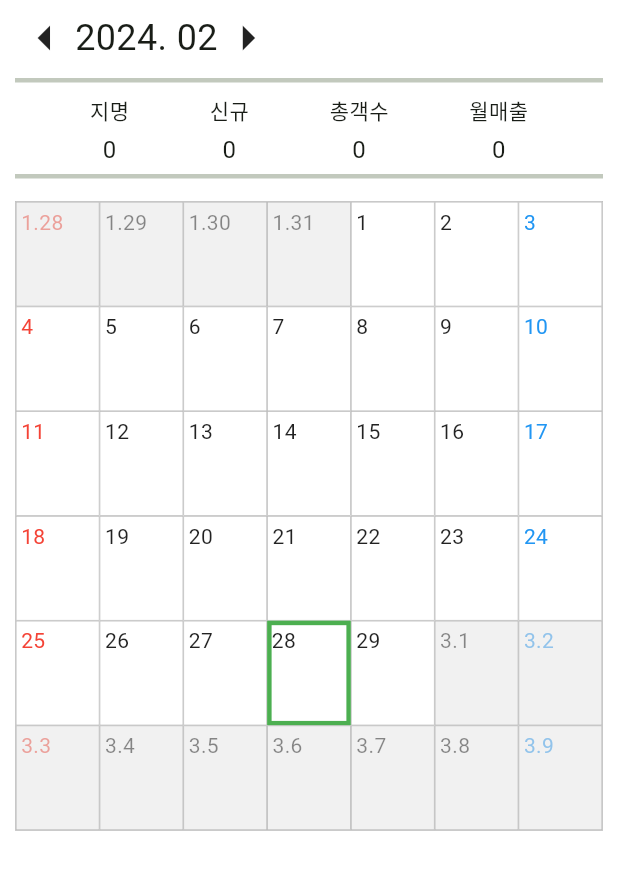
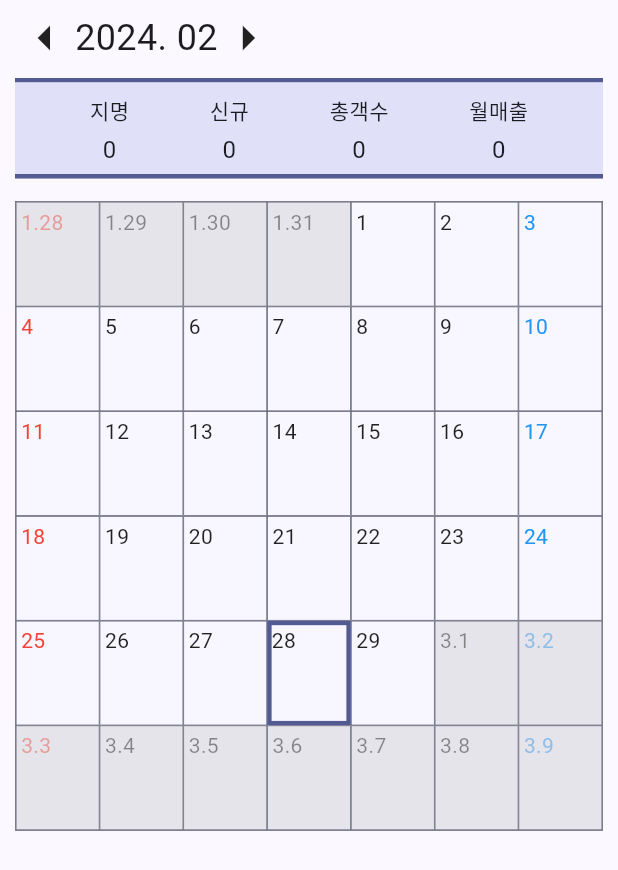
Before and after one commit to kanggo1111/hair_designer_sales_manage2, a Flutter app: the Calendar widget shown alone on an empty page, opened directly, on a phone screen of 412 x 824 dp. Shown: the top 870 px of the screen. Run offline on Flutter 3.47's test engine with Material 3 defaults, Android fonts, the phone set to English and light mode, and no system bars; our stand-ins replace cloud_firestore, currency_text_input_formatter, firebase_auth, firebase_core, get; missing offline and left inert: back_button_interceptor; accounts and stored records are empty; network calls fail.

Commit message:
[devel] modify colors to use material3
Deatails:
modify colors to use material3

```diff
--- a/lib/main.dart
+++ b/lib/main.dart
@@ -23,7 +23,8 @@ class MyApp extends StatelessWidget {
     return GetMaterialApp(
       title: 'Hair_designer_sales_manage',
       theme: ThemeData(
-        colorScheme: ColorScheme.fromSeed(seedColor: Colors.green, primary: Colors.green, secondary: Colors.green),
+        // colorScheme: ColorScheme.fromSeed(seedColor: Colors.green),
+        colorScheme: ColorScheme.fromSeed(seedColor: Colors.indigo),
         useMaterial3: true,
       ),
       home: Login(),
--- a/lib/view/calendar.dart
+++ b/lib/view/calendar.dart
@@ -65,7 +65,7 @@ class _CalendarState extends State<Calendar> {
     calendarTodayBorderColor = Theme.of(context).colorScheme.primary;
 
     return Container(
-      color: Colors.white,
+      color: Theme.of(context).colorScheme.background,
       child: Column(
         children: [
           Padding(
@@ -103,18 +103,20 @@ class _CalendarState extends State<Calendar> {
                 ),
                 SizedBox(height: 10,),
                 Divider(
+                  color: Theme.of(context).colorScheme.primary,
                   height: 0,
                   thickness: 3,
                 ),
-                SummaryTable(),
+                SummaryTable(context),
                 Divider(
+                  color: Theme.of(context).colorScheme.primary,
                   height: 0,
                   thickness: 3,
                 ),
               ],
             ),
           ),
-          CalendarTable(),
+          CalendarTable(context),
         ],
       ),
     );
@@ -146,14 +148,15 @@ int getStartingDay(int year, int month) {
 
 /********** Widget **********/
 
-Widget SummaryTable(){
+Widget SummaryTable(BuildContext context){
   MonthItemController monthItemController = Get.find<MonthItemController>();
   double titleFontSize = 14;
   double valueFontSize = 16;
 
   return GetBuilder<MonthItemController>(
     builder: (_) {
-      return Padding(
+      return Container(
+        color: Theme.of(context).colorScheme.secondaryContainer,
         padding: const EdgeInsets.all(8.0),
         child: Row(
           mainAxisAlignment: MainAxisAlignment.spaceBetween,
@@ -190,14 +193,14 @@ Widget SummaryTable(){
   );
 }
 
-Widget CalendarTable() {
+Widget CalendarTable(BuildContext context) {
   int startingDay = getStartingDay(currentYear, currentMonth);
 
   return Container(
     margin: EdgeInsets.all(10),
     decoration: BoxDecoration(
         border:
-            Border.all(color: calendarBorderColor, width: calendarBorderWidth)),
+            Border.all(color: Theme.of(context).colorScheme.secondary, width: calendarBorderWidth)),
     child: GridView.builder(
         shrinkWrap: true,
         gridDelegate: SliverGridDelegateWithFixedCrossAxisCount(
@@ -206,15 +209,15 @@ Widget CalendarTable() {
         itemBuilder: (context, index) {
           String day = DateFormat('y-MM-dd').format(
               DateTime(currentYear, currentMonth, 1 - startingDay + index));
-          return DayContainer(day, index);
+          return DayContainer(context, day, index);
         }),
   );
 }
 
-Widget DayContainer(String day, int index) {
+Widget DayContainer(BuildContext context, String day, int index) {
   String dayText = '';
   Color dayColor = Colors.black87;
-  Color priceColor = Colors.blue[300]!;
+  Color priceColor = Theme.of(context).colorScheme.secondary;
   bool needShadow = false;
   bool needTodayBorder = false;
 
@@ -251,10 +254,11 @@ Widget DayContainer(String day, int index) {
         Container(
           padding: needTodayBorder ? null : EdgeInsets.all(3),
           decoration: BoxDecoration(
+              color: Theme.of(context).colorScheme.secondaryContainer.withOpacity(0.1),
               border: Border.all(
                   color: needTodayBorder
-                      ? calendarTodayBorderColor
-                      : calendarBorderColor,
+                      ? Theme.of(context).colorScheme.primary
+                      : Theme.of(context).colorScheme.secondary,
                   width: needTodayBorder
                       ? calendarTodayBorderWidth
                       : calendarBorderWidth)),
@@ -284,7 +288,7 @@ Widget DayContainer(String day, int index) {
             ],
           ),
         ),
-        if (needShadow) Container(color: Colors.grey.withOpacity(0.15)),
+        if (needShadow) Container(color: Colors.grey.withOpacity(0.20)),
       ],
     ),
   );
--- a/lib/view/login.dart
+++ b/lib/view/login.dart
@@ -67,6 +67,10 @@ class Login extends StatelessWidget {
                   ),
                   GestureDetector(
                     onTap: () {
+                      // TODO: remove this. this is for test.
+                      emailController.value = TextEditingValue(text: 'kanggo1111@naver.com');
+                      passwordController.value = TextEditingValue(text: '123456');
+
                       AuthController.instance.login(
                           emailController.text.trim(),
                           passwordController.text.trim());
--- a/lib/view/settings.dart
+++ b/lib/view/settings.dart
@@ -22,7 +22,7 @@ class Settings extends StatelessWidget {
                 child: Container(
                   padding: EdgeInsets.all(8),
                   decoration: BoxDecoration(
-                    border: Border.all(color: Colors.green, width: 2),
+                    border: Border.all(color: Theme.of(context).colorScheme.primary, width: 2),
                     borderRadius: BorderRadius.all(Radius.circular(5))
                   ),
                   child: Row(children: [
--- a/lib/view/statistics.dart
+++ b/lib/view/statistics.dart
@@ -138,7 +138,8 @@ class _StatisticsState extends State<Statistics> {
                         Color rowColor = Colors.white;
 
                         if(row%2 == 1){
-                          rowColor = Colors.green[50]!;
+                          rowColor = Theme.of(context).colorScheme.secondaryContainer;
+                        ;
                         }
 
                         if(row == 0){
```
Also changed, not shown: lib/view/one_day_view.dart (+9 -3 lines), lib/theme.dart (added), 1 other file.
